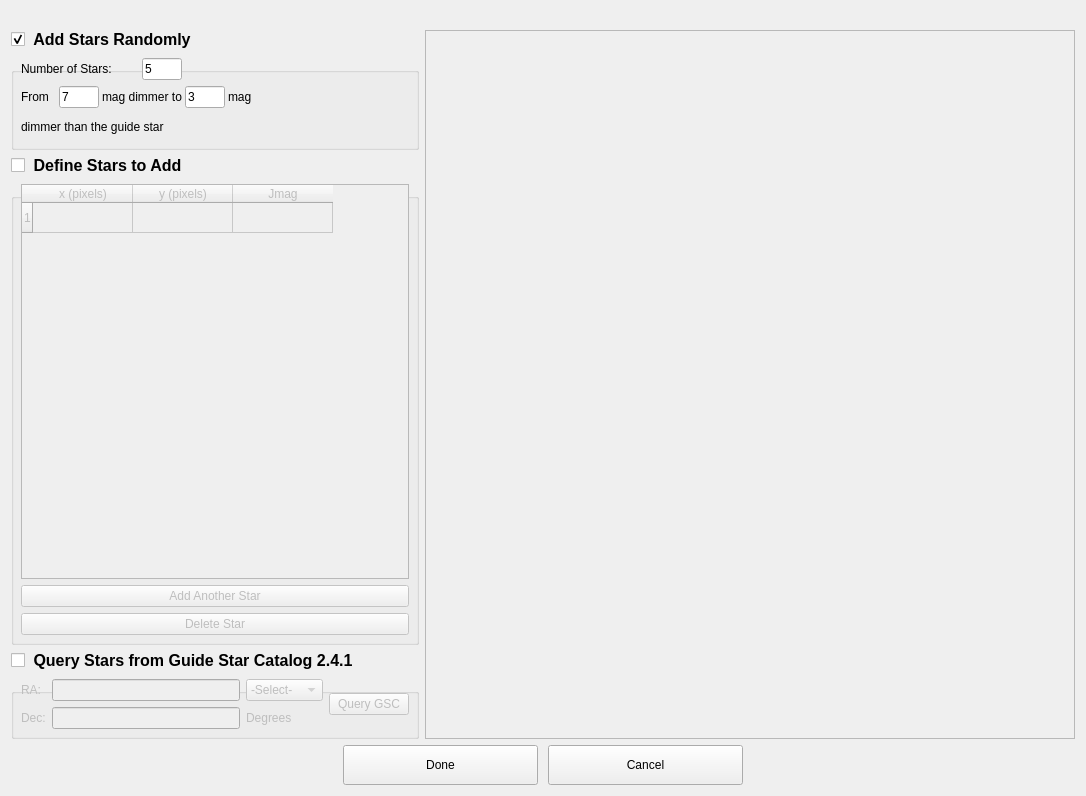
Above: fgs-commissioning/jwst_fgs_commissioning_tools/background_stars.ui from spacetelescope/jwst_magic before the change. Below: the same form after it.
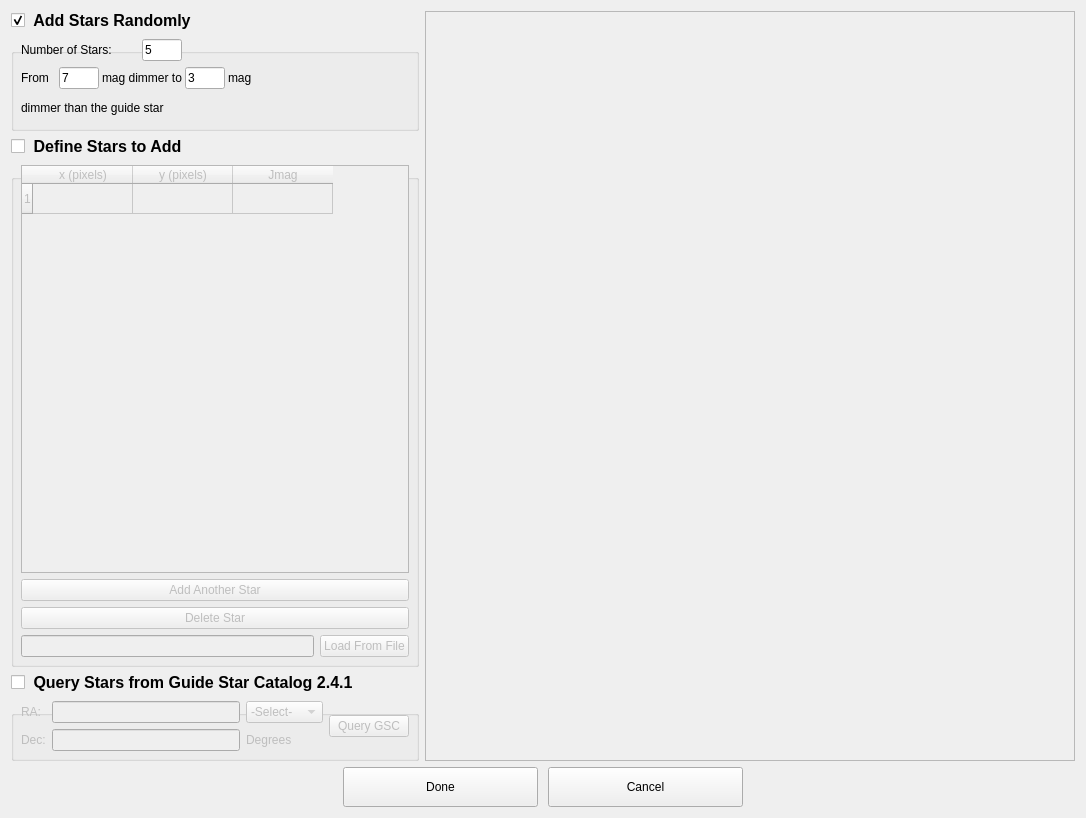
That is the form after the change.

Commit message: JWSTFGS-34; Add ability to load background stars from a catalog file (.txt)

Diff of the .ui file:
```diff
--- a/fgs-commissioning/jwst_fgs_commissioning_tools/background_stars.ui
+++ b/fgs-commissioning/jwst_fgs_commissioning_tools/background_stars.ui
@@ -7,107 +7,13 @@
     <x>0</x>
     <y>0</y>
     <width>1086</width>
-    <height>796</height>
+    <height>818</height>
    </rect>
   </property>
   <property name="windowTitle">
    <string>Dialog</string>
   </property>
-  <layout class="QGridLayout" name="gridLayout">
-   <property name="topMargin">
-    <number>30</number>
-   </property>
-   <item row="0" column="1" rowspan="3">
-    <widget class="QFrame" name="frame_canvas">
-     <property name="sizePolicy">
-      <sizepolicy hsizetype="Expanding" vsizetype="MinimumExpanding">
-       <horstretch>0</horstretch>
-       <verstretch>0</verstretch>
-      </sizepolicy>
-     </property>
-     <property name="minimumSize">
-      <size>
-       <width>650</width>
-       <height>0</height>
-      </size>
-     </property>
-     <property name="autoFillBackground">
-      <bool>false</bool>
-     </property>
-     <property name="styleSheet">
-      <string notr="true">QWidget { border-color: black; border-width: 10px }</string>
-     </property>
-     <property name="frameShape">
-      <enum>QFrame::StyledPanel</enum>
-     </property>
-     <layout class="QVBoxLayout" name="verticalLayout_3">
-      <property name="margin">
-       <number>0</number>
-      </property>
-     </layout>
-    </widget>
-   </item>
-   <item row="1" column="0">
-    <widget class="QGroupBox" name="groupBox_defined">
-     <property name="styleSheet">
-      <string notr="true">QGroupBox { font-size: 16px; font-weight: bold; margin-top: 20px; margin-top: 18px } QGroupBox::title { top: -18px }</string>
-     </property>
-     <property name="title">
-      <string>Define Stars to Add</string>
-     </property>
-     <property name="checkable">
-      <bool>true</bool>
-     </property>
-     <property name="checked">
-      <bool>false</bool>
-     </property>
-     <layout class="QVBoxLayout" name="verticalLayout">
-      <item>
-       <widget class="QTableWidget" name="tableWidget">
-        <property name="minimumSize">
-         <size>
-          <width>320</width>
-          <height>300</height>
-         </size>
-        </property>
-        <property name="rowCount">
-         <number>1</number>
-        </property>
-        <row/>
-        <column>
-         <property name="text">
-          <string>x (pixels)</string>
-         </property>
-        </column>
-        <column>
-         <property name="text">
-          <string>y (pixels)</string>
-         </property>
-        </column>
-        <column>
-         <property name="text">
-          <string>Jmag</string>
-         </property>
-        </column>
-       </widget>
-      </item>
-      <item>
-       <widget class="QPushButton" name="pushButton_addStar">
-        <property name="text">
-         <string>Add Another Star</string>
-        </property>
-       </widget>
-      </item>
-      <item>
-       <widget class="QPushButton" name="pushButton_deleteStar">
-        <property name="text">
-         <string>Delete Star</string>
-        </property>
-       </widget>
-      </item>
-     </layout>
-    </widget>
-   </item>
+  <layout class="QGridLayout" name="gridLayout_4">
    <item row="0" column="0">
     <widget class="QGroupBox" name="groupBox_random">
      <property name="minimumSize">
@@ -242,6 +148,114 @@
      </layout>
     </widget>
    </item>
+   <item row="0" column="1" rowspan="3">
+    <widget class="QFrame" name="frame_canvas">
+     <property name="sizePolicy">
+      <sizepolicy hsizetype="Expanding" vsizetype="MinimumExpanding">
+       <horstretch>0</horstretch>
+       <verstretch>0</verstretch>
+      </sizepolicy>
+     </property>
+     <property name="minimumSize">
+      <size>
+       <width>650</width>
+       <height>0</height>
+      </size>
+     </property>
+     <property name="autoFillBackground">
+      <bool>false</bool>
+     </property>
+     <property name="styleSheet">
+      <string notr="true">QWidget { border-color: black; border-width: 10px }</string>
+     </property>
+     <property name="frameShape">
+      <enum>QFrame::StyledPanel</enum>
+     </property>
+     <layout class="QVBoxLayout" name="verticalLayout_3">
+      <property name="margin">
+       <number>0</number>
+      </property>
+     </layout>
+    </widget>
+   </item>
+   <item row="1" column="0">
+    <widget class="QGroupBox" name="groupBox_defined">
+     <property name="styleSheet">
+      <string notr="true">QGroupBox { font-size: 16px; font-weight: bold; margin-top: 20px; margin-top: 18px } QGroupBox::title { top: -18px }</string>
+     </property>
+     <property name="title">
+      <string>Define Stars to Add</string>
+     </property>
+     <property name="checkable">
+      <bool>true</bool>
+     </property>
+     <property name="checked">
+      <bool>false</bool>
+     </property>
+     <layout class="QGridLayout" name="gridLayout">
+      <item row="0" column="0" colspan="2">
+       <widget class="QTableWidget" name="tableWidget">
+        <property name="minimumSize">
+         <size>
+          <width>320</width>
+          <height>300</height>
+         </size>
+        </property>
+        <property name="rowCount">
+         <number>1</number>
+        </property>
+        <row/>
+        <column>
+         <property name="text">
+          <string>x (pixels)</string>
+         </property>
+        </column>
+        <column>
+         <property name="text">
+          <string>y (pixels)</string>
+         </property>
+        </column>
+        <column>
+         <property name="text">
+          <string>Jmag</string>
+         </property>
+        </column>
+       </widget>
+      </item>
+      <item row="3" column="0">
+       <widget class="QLineEdit" name="lineEdit_definedFile">
+        <property name="minimumSize">
+         <size>
+          <width>110</width>
+          <height>0</height>
+         </size>
+        </property>
+       </widget>
+      </item>
+      <item row="3" column="1">
+       <widget class="QPushButton" name="pushButton_definedFile">
+        <property name="text">
+         <string>Load From File</string>
+        </property>
+       </widget>
+      </item>
+      <item row="1" column="0" colspan="2">
+       <widget class="QPushButton" name="pushButton_addStar">
+        <property name="text">
+         <string>Add Another Star</string>
+        </property>
+       </widget>
+      </item>
+      <item row="2" column="0" colspan="2">
+       <widget class="QPushButton" name="pushButton_deleteStar">
+        <property name="text">
+         <string>Delete Star</string>
+        </property>
+       </widget>
+      </item>
+     </layout>
+    </widget>
+   </item>
    <item row="2" column="0">
     <widget class="QGroupBox" name="groupBox_catalog">
      <property name="styleSheet">
```
The commit also changes 1 other file.
